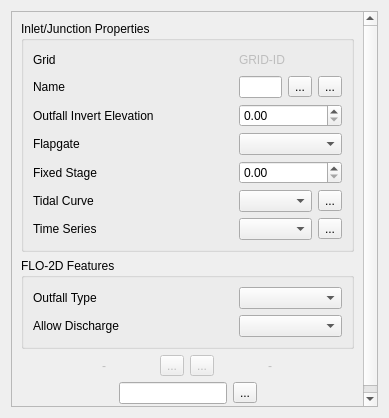
Before: the Qt Designer form flo2d/ui/outlet_attributes.ui in FLO-2DSoftware/qgis-flo-2d-plugin, drawn with Qt 5.
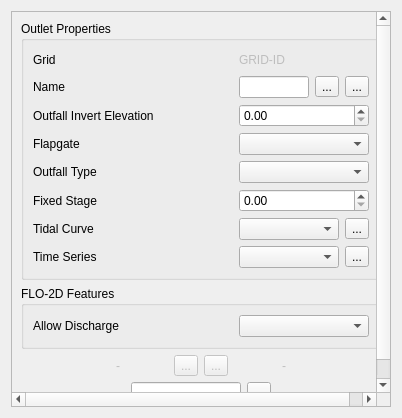
After: the same form once the commit is applied. Icons and pictures are not drawn.

Commit message: Outlets default values adjusted and tested.

The edit to the form file:
```diff
--- a/flo2d/ui/outlet_attributes.ui
+++ b/flo2d/ui/outlet_attributes.ui
@@ -6,7 +6,7 @@
    <rect>
     <x>0</x>
     <y>0</y>
-    <width>389</width>
+    <width>402</width>
     <height>418</height>
    </rect>
   </property>
@@ -24,7 +24,7 @@
        <rect>
         <x>0</x>
         <y>0</y>
-        <width>369</width>
+        <width>382</width>
         <height>398</height>
        </rect>
       </property>
@@ -38,32 +38,41 @@
           <item row="0" column="0">
            <layout class="QGridLayout" name="gridLayout_3">
             <item row="1" column="1">
-             <widget class="QComboBox" name="swmm_allow_discharge"/>
-            </item>
-            <item row="0" column="0">
-             <widget class="QLabel" name="label_25">
+             <widget class="QComboBox" name="swmm_allow_discharge">
+              <property name="sizePolicy">
+               <sizepolicy hsizetype="Minimum" vsizetype="Preferred">
+                <horstretch>0</horstretch>
+                <verstretch>0</verstretch>
+               </sizepolicy>
+              </property>
               <property name="minimumSize">
                <size>
-                <width>200</width>
+                <width>130</width>
                 <height>0</height>
                </size>
               </property>
               <property name="maximumSize">
                <size>
-                <width>200</width>
+                <width>16777215</width>
                 <height>16777215</height>
                </size>
               </property>
-              <property name="text">
-               <string>Outfall Type</string>
-              </property>
              </widget>
             </item>
-            <item row="0" column="1">
-             <widget class="QComboBox" name="outfall_type"/>
-            </item>
             <item row="1" column="0">
              <widget class="QLabel" name="label_6">
+              <property name="minimumSize">
+               <size>
+                <width>200</width>
+                <height>0</height>
+               </size>
+              </property>
+              <property name="maximumSize">
+               <size>
+                <width>200</width>
+                <height>16777215</height>
+               </size>
+              </property>
               <property name="text">
                <string>Allow Discharge</string>
               </property>
@@ -229,22 +238,19 @@
        <item row="0" column="0">
         <widget class="QGroupBox" name="inlet_junction_grpbox">
          <property name="title">
-          <string>Inlet/Junction Properties</string>
+          <string>Outlet Properties</string>
          </property>
          <layout class="QGridLayout" name="gridLayout_6">
           <item row="0" column="0">
            <layout class="QGridLayout" name="gridLayout_2">
-            <item row="1" column="0">
-             <widget class="QLabel" name="label">
+            <item row="7" column="4">
+             <widget class="QToolButton" name="ts_btn">
               <property name="text">
-               <string>Name</string>
+               <string>...</string>
               </property>
-             </widget>
-            </item>
-            <item row="4" column="0">
-             <widget class="QLabel" name="label_23">
-              <property name="text">
-               <string>Fixed Stage</string>
+              <property name="icon">
+               <iconset>
+                <normaloff>../img/call_dialog.svg</normaloff>../img/call_dialog.svg</iconset>
               </property>
              </widget>
             </item>
@@ -270,17 +276,42 @@
               </property>
              </widget>
             </item>
-            <item row="6" column="0">
-             <widget class="QLabel" name="label_24">
+            <item row="1" column="3">
+             <widget class="QToolButton" name="zoom_in_btn">
               <property name="text">
-               <string>Time Series</string>
+               <string>...</string>
+              </property>
+              <property name="icon">
+               <iconset>
+                <normaloff>../img/zoom_in.svg</normaloff>../img/zoom_in.svg</iconset>
+              </property>
+             </widget>
+            </item>
+            <item row="2" column="1" colspan="4">
+             <widget class="QDoubleSpinBox" name="outfall_invert_elev">
+              <property name="maximum">
+               <double>1000000.000000000000000</double>
               </property>
              </widget>
             </item>
             <item row="5" column="0">
-             <widget class="QLabel" name="label_22">
+             <widget class="QLabel" name="fixed_stage_lbl">
               <property name="text">
-               <string>Tidal Curve</string>
+               <string>Fixed Stage</string>
+              </property>
+             </widget>
+            </item>
+            <item row="3" column="1" colspan="4">
+             <widget class="QComboBox" name="flapgate"/>
+            </item>
+            <item row="6" column="4">
+             <widget class="QToolButton" name="tidal_btn">
+              <property name="text">
+               <string>...</string>
+              </property>
+              <property name="icon">
+               <iconset>
+                <normaloff>../img/call_dialog.svg</normaloff>../img/call_dialog.svg</iconset>
               </property>
              </widget>
             </item>
@@ -291,14 +322,10 @@
               </property>
              </widget>
             </item>
-            <item row="1" column="3">
-             <widget class="QToolButton" name="zoom_in_btn">
+            <item row="7" column="0">
+             <widget class="QLabel" name="time_series_lbl">
               <property name="text">
-               <string>...</string>
-              </property>
-              <property name="icon">
-               <iconset>
-                <normaloff>../img/zoom_in.svg</normaloff>../img/zoom_in.svg</iconset>
+               <string>Time Series</string>
               </property>
              </widget>
             </item>
@@ -309,14 +336,17 @@
               </property>
              </widget>
             </item>
-            <item row="1" column="4">
-             <widget class="QToolButton" name="zoom_out_btn">
+            <item row="1" column="0">
+             <widget class="QLabel" name="label">
               <property name="text">
-               <string>...</string>
+               <string>Name</string>
               </property>
-              <property name="icon">
-               <iconset>
-                <normaloff>../img/zoom_out.svg</normaloff>../img/zoom_out.svg</iconset>
+             </widget>
+            </item>
+            <item row="5" column="1" colspan="4">
+             <widget class="QDoubleSpinBox" name="fixed_stage">
+              <property name="maximum">
+               <double>1000000.000000000000000</double>
               </property>
              </widget>
             </item>
@@ -327,60 +357,67 @@
               </property>
               <property name="minimumSize">
                <size>
-                <width>0</width>
+                <width>130</width>
                 <height>20</height>
                </size>
               </property>
+              <property name="maximumSize">
+               <size>
+                <width>130</width>
+                <height>16777215</height>
+               </size>
+              </property>
               <property name="text">
                <string>GRID-ID</string>
               </property>
              </widget>
             </item>
-            <item row="2" column="1" colspan="4">
-             <widget class="QDoubleSpinBox" name="outfall_invert_elev">
-              <property name="maximum">
-               <double>1000000.000000000000000</double>
-              </property>
-             </widget>
-            </item>
-            <item row="3" column="1" colspan="4">
-             <widget class="QComboBox" name="flapgate"/>
-            </item>
-            <item row="4" column="1" colspan="4">
-             <widget class="QDoubleSpinBox" name="fixed_stage">
-              <property name="maximum">
-               <double>1000000.000000000000000</double>
-              </property>
-             </widget>
-            </item>
-            <item row="5" column="4">
-             <widget class="QToolButton" name="tidal_btn">
-              <property name="text">
-               <string>...</string>
-              </property>
-              <property name="icon">
-               <iconset>
-                <normaloff>../img/call_dialog.svg</normaloff>../img/call_dialog.svg</iconset>
-              </property>
-             </widget>
-            </item>
-            <item row="6" column="4">
-             <widget class="QToolButton" name="ts_btn">
-              <property name="text">
-               <string>...</string>
-              </property>
-              <property name="icon">
-               <iconset>
-                <normaloff>../img/call_dialog.svg</normaloff>../img/call_dialog.svg</iconset>
-              </property>
-             </widget>
-            </item>
-            <item row="5" column="1" colspan="3">
-             <widget class="QComboBox" name="tidal_curve"/>
-            </item>
             <item row="6" column="1" colspan="3">
+             <widget class="QComboBox" name="tidal_curve"/>
+            </item>
+            <item row="6" column="0">
+             <widget class="QLabel" name="tidal_curve_lbl">
+              <property name="text">
+               <string>Tidal Curve</string>
+              </property>
+             </widget>
+            </item>
+            <item row="7" column="1" colspan="3">
              <widget class="QComboBox" name="time_series"/>
             </item>
+            <item row="1" column="4">
+             <widget class="QToolButton" name="zoom_out_btn">
+              <property name="text">
+               <string>...</string>
+              </property>
+              <property name="icon">
+               <iconset>
+                <normaloff>../img/zoom_out.svg</normaloff>../img/zoom_out.svg</iconset>
+              </property>
+             </widget>
+            </item>
+            <item row="4" column="0">
+             <widget class="QLabel" name="label_25">
+              <property name="minimumSize">
+               <size>
+                <width>200</width>
+                <height>0</height>
+               </size>
+              </property>
+              <property name="maximumSize">
+               <size>
+                <width>200</width>
+                <height>16777215</height>
+               </size>
+              </property>
+              <property name="text">
+               <string>Outfall Type</string>
+              </property>
+             </widget>
+            </item>
+            <item row="4" column="1" colspan="4">
+             <widget class="QComboBox" name="outfall_type"/>
+            </item>
            </layout>
           </item>
          </layout>
```
The commit also changes 2 other files.
